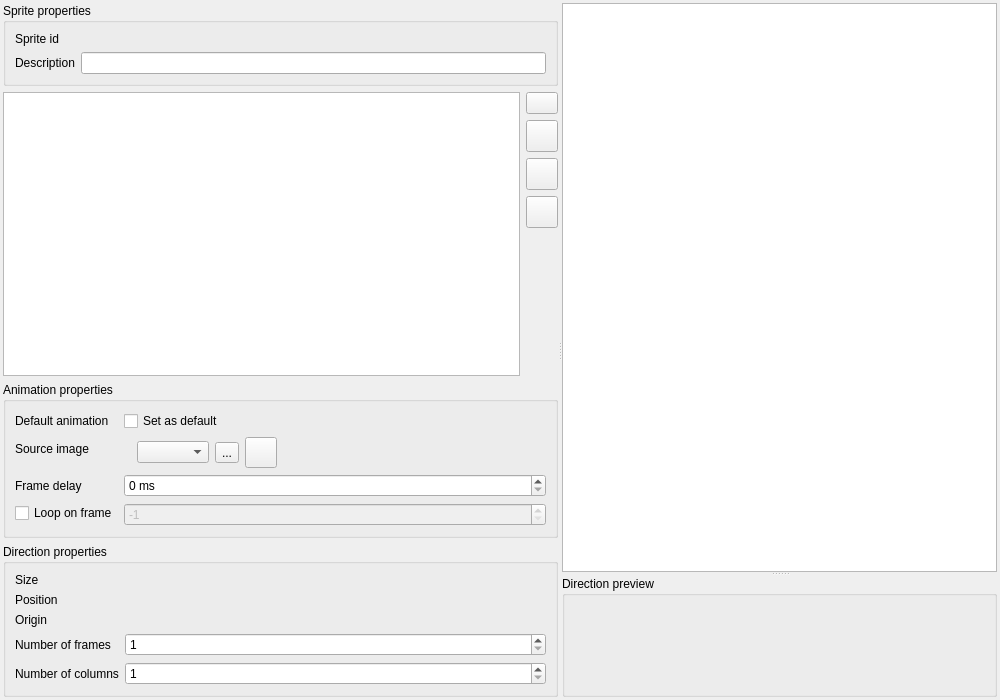
Above: src/widgets/sprite_editor.ui from solarus-games/solarus-quest-editor before the change. Below: the same form after it.
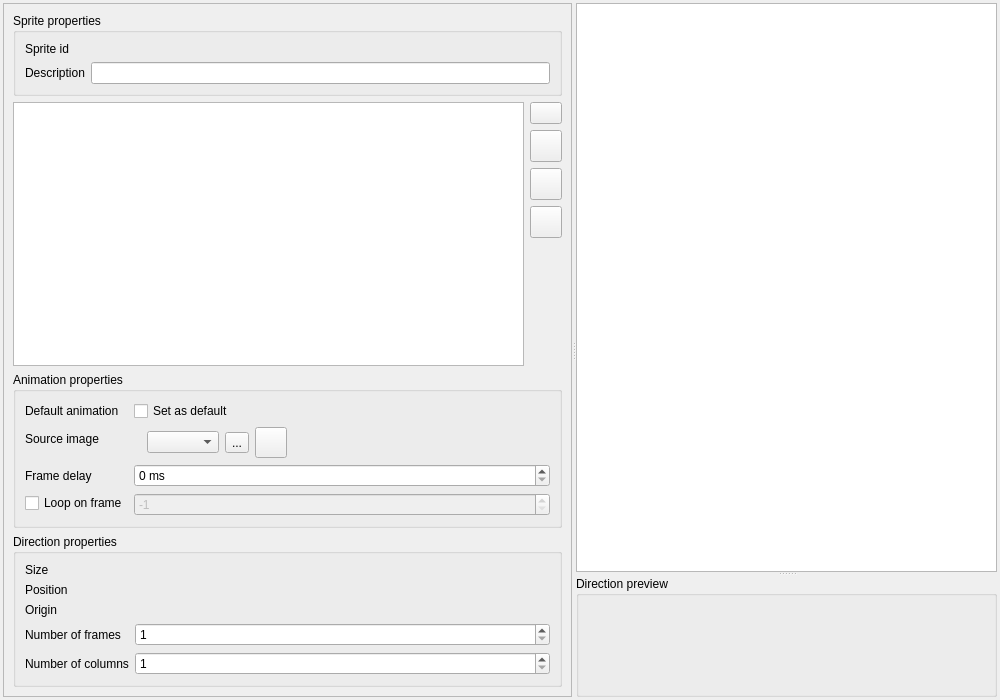
That is the form after the change. Icons and pictures are not drawn. Custom widgets are drawn as their Qt base class.

Commit message: Add scrollbars to improve usability on small screens

```diff
--- a/src/widgets/sprite_editor.ui
+++ b/src/widgets/sprite_editor.ui
@@ -58,6 +58,21 @@
         <number>0</number>
        </property>
        <item>
+        <widget class="QScrollArea" name="sprite_side_view_scroll_area">
+         <property name="widgetResizable">
+          <bool>true</bool>
+         </property>
+         <widget class="QWidget" name="sprite_side_view_scroll_area_contents">
+          <property name="geometry">
+           <rect>
+            <x>0</x>
+            <y>0</y>
+            <width>581</width>
+            <height>692</height>
+           </rect>
+          </property>
+          <layout class="QVBoxLayout" name="verticalLayout_3">
+           <item>
         <widget class="QGroupBox" name="sprite_properties_group_box">
          <property name="title">
           <string>Sprite properties</string>
@@ -533,6 +548,10 @@
            <widget class="SolarusEditor::PairSpinBox" name="origin_field" native="true"/>
           </item>
          </layout>
+            </widget>
+           </item>
+          </layout>
+         </widget>
         </widget>
        </item>
       </layout>
```
Lines whose indentation alone changed are shown as unchanged. The commit also changes 2 other files.
